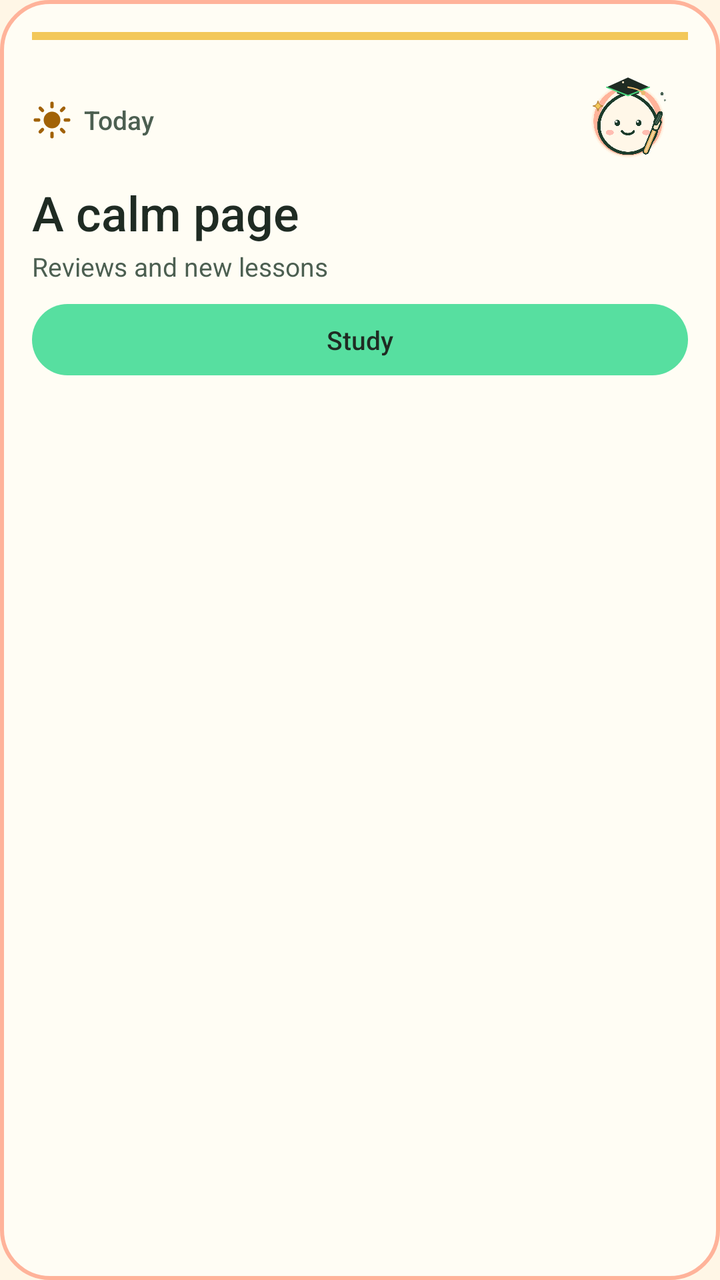
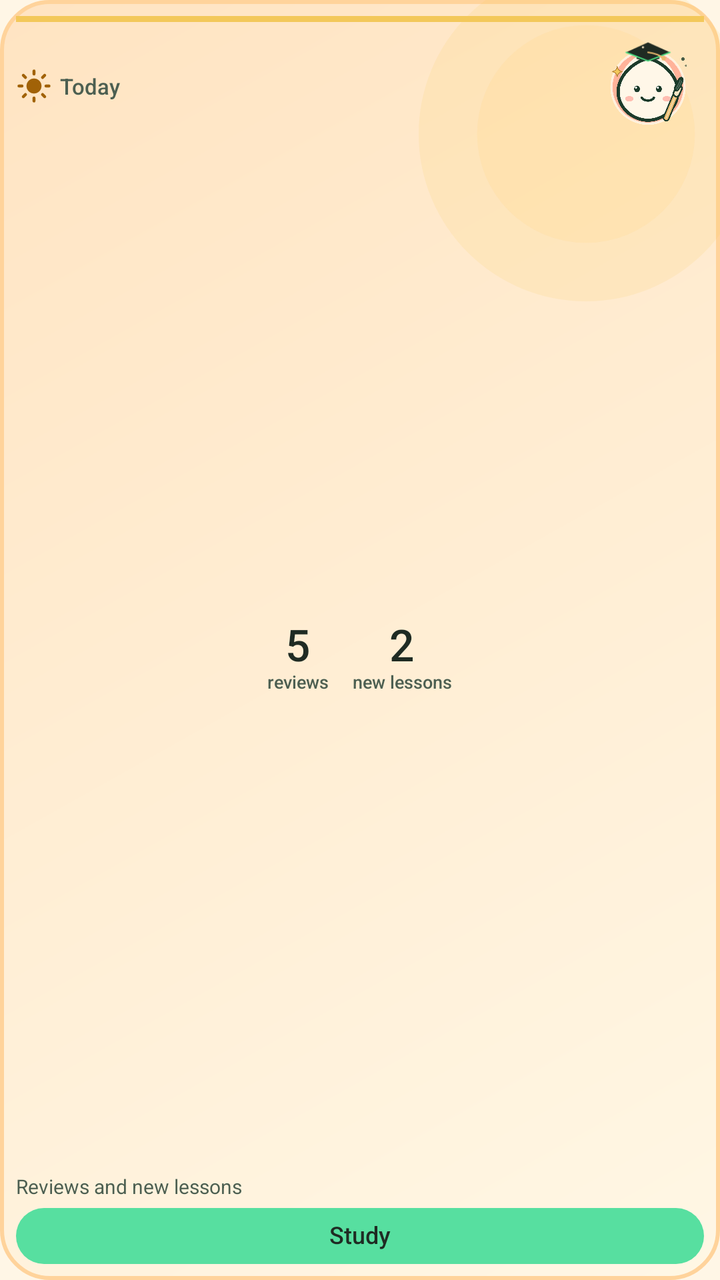

Compare the two renders of this Android layout. The source of the first and the diff that turns it into the second are given below.
<!-- AndroidManifest.xml: application theme Theme.Bihua -->
<!-- res/layout/widget_today.xml -->
<?xml version="1.0" encoding="utf-8"?>
<LinearLayout xmlns:android="http://schemas.android.com/apk/res/android"
    android:id="@+id/widget_root"
    android:layout_width="match_parent"
    android:layout_height="match_parent"
    android:background="@drawable/widget_bg"
    android:orientation="vertical"
    android:padding="16dp">

    <TextView
        android:id="@+id/widget_accent"
        android:layout_width="match_parent"
        android:layout_height="4dp"
        android:background="#F3C85A"
        android:importantForAccessibility="no" />

    <LinearLayout
        android:layout_width="match_parent"
        android:layout_height="wrap_content"
        android:gravity="center_vertical"
        android:orientation="horizontal"
        android:paddingTop="10dp">

        <ImageView
            android:id="@+id/widget_icon"
            android:layout_width="20dp"
            android:layout_height="20dp"
            android:importantForAccessibility="no"
            android:src="@drawable/ic_widget_sun" />

        <TextView
            android:id="@+id/widget_greeting"
            android:layout_width="0dp"
            android:layout_height="wrap_content"
            android:layout_marginStart="6dp"
            android:layout_weight="1"
            android:fontFamily="sans-serif-medium"
            android:text="@string/widget_today_greeting"
            android:textColor="#4C5F51"
            android:textSize="13sp" />

        <ImageView
            android:id="@+id/widget_pet"
            android:layout_width="60dp"
            android:layout_height="60dp"
            android:importantForAccessibility="no"
            android:scaleType="fitCenter"
            android:src="@drawable/widget_pet_hat" />
    </LinearLayout>

    <TextView
        android:id="@+id/widget_headline"
        android:layout_width="match_parent"
        android:layout_height="wrap_content"
        android:fontFamily="sans-serif-medium"
        android:maxLines="2"
        android:text="@string/widget_today_headline"
        android:textColor="#1F2B23"
        android:textSize="24sp" />

    <TextView
        android:id="@+id/widget_detail"
        android:layout_width="match_parent"
        android:layout_height="wrap_content"
        android:layout_marginTop="2dp"
        android:maxLines="2"
        android:text="@string/widget_today_detail"
        android:textColor="#4C5F51"
        android:textSize="13sp" />

    <TextView
        android:id="@+id/widget_action"
        android:layout_width="match_parent"
        android:layout_height="wrap_content"
        android:layout_marginTop="10dp"
        android:background="@drawable/widget_button"
        android:fontFamily="sans-serif-medium"
        android:gravity="center"
        android:paddingTop="9dp"
        android:paddingBottom="9dp"
        android:text="@string/widget_action_study"
        android:textColor="#1F2B23"
        android:textSize="13sp" />
</LinearLayout>
<!-- resources referenced by this layout -->
<resources>
  <!-- drawable ic_widget_sun (drawable) -->
  <?xml version="1.0" encoding="utf-8"?>
  <vector xmlns:android="http://schemas.android.com/apk/res/android"
      android:width="24dp"
      android:height="24dp"
      android:viewportWidth="24"
      android:viewportHeight="24">
      <path
          android:fillColor="#A16207"
          android:pathData="M12,7a5,5 0 1,0 0,10a5,5 0 1,0 0,-10z" />
      <path
          android:pathData="M12,2v2M12,20v2M2,12h2M20,12h2M4.9,4.9l1.4,1.4M17.7,17.7l1.4,1.4M19.1,4.9l-1.4,1.4M6.3,17.7l-1.4,1.4"
          android:strokeColor="#A16207"
          android:strokeLineCap="round"
          android:strokeWidth="2" />
  </vector>
  <!-- drawable widget_bg (drawable) -->
  <?xml version="1.0" encoding="utf-8"?>
  <shape xmlns:android="http://schemas.android.com/apk/res/android"
      android:shape="rectangle">
      <solid android:color="#FFFDF4" />
      <corners android:radius="24dp" />
      <stroke
          android:width="2dp"
          android:color="#FFB39A" />
  </shape>
  <!-- drawable widget_button (drawable) -->
  <?xml version="1.0" encoding="utf-8"?>
  <shape xmlns:android="http://schemas.android.com/apk/res/android"
      android:shape="rectangle">
      <solid android:color="#57DFA0" />
      <corners android:radius="18dp" />
  </shape>
  <!-- drawable widget_pet_hat (drawable) -->
  <?xml version="1.0" encoding="utf-8"?>
  <layer-list xmlns:android="http://schemas.android.com/apk/res/android">
      <item android:drawable="@drawable/ic_launcher_foreground_art" />
      <item android:drawable="@drawable/pet_hat_overlay" />
  </layer-list>
  <string name="widget_action_study" translatable="false">Study</string>
  <string name="widget_today_detail" translatable="false">Reviews and new lessons</string>
  <string name="widget_today_greeting" translatable="false">Today</string>
  <string name="widget_today_headline" translatable="false">A calm page</string>
  <style name="Theme.Bihua" parent="Theme.AppCompat.Light.NoActionBar">
          <item name="android:windowBackground">@color/splash_paper</item>
      </style>
  <color name="splash_paper">#FFFFF6E6</color>
  <!-- unchanged entries left out for length: 2 -->
</resources>

<!-- the commit's change to res/layout/widget_today.xml (unified diff, before → after) -->
@@ -3,14 +3,14 @@
     android:id="@+id/widget_root"
     android:layout_width="match_parent"
     android:layout_height="match_parent"
-    android:background="@drawable/widget_bg"
+    android:background="@drawable/widget_bg_morning"
     android:orientation="vertical"
-    android:padding="16dp">
+    android:padding="8dp">
 
     <TextView
         android:id="@+id/widget_accent"
         android:layout_width="match_parent"
-        android:layout_height="4dp"
+        android:layout_height="3dp"
         android:background="#F3C85A"
         android:importantForAccessibility="no" />
 
@@ -19,12 +19,12 @@
         android:layout_height="wrap_content"
         android:gravity="center_vertical"
         android:orientation="horizontal"
-        android:paddingTop="10dp">
+        android:paddingTop="4dp">
 
         <ImageView
             android:id="@+id/widget_icon"
-            android:layout_width="20dp"
-            android:layout_height="20dp"
+            android:layout_width="18dp"
+            android:layout_height="18dp"
             android:importantForAccessibility="no"
             android:src="@drawable/ic_widget_sun" />
 
@@ -32,53 +32,126 @@
             android:id="@+id/widget_greeting"
             android:layout_width="0dp"
             android:layout_height="wrap_content"
-            android:layout_marginStart="6dp"
+            android:layout_marginStart="4dp"
             android:layout_weight="1"
+            android:ellipsize="end"
             android:fontFamily="sans-serif-medium"
+            android:maxLines="2"
             android:text="@string/widget_today_greeting"
             android:textColor="#4C5F51"
-            android:textSize="13sp" />
+            android:textSize="11dp" />
 
         <ImageView
             android:id="@+id/widget_pet"
-            android:layout_width="60dp"
-            android:layout_height="60dp"
+            android:layout_width="56dp"
+            android:layout_height="56dp"
             android:importantForAccessibility="no"
             android:scaleType="fitCenter"
+            android:scaleX="1.10"
+            android:scaleY="1.10"
             android:src="@drawable/widget_pet_hat" />
     </LinearLayout>
 
+    <LinearLayout
+        android:id="@+id/widget_stats"
+        android:layout_width="match_parent"
+        android:layout_height="0dp"
+        android:layout_weight="1"
+        android:gravity="center"
+        android:orientation="horizontal">
+
+        <LinearLayout
+            android:id="@+id/widget_reviews_block"
+            android:layout_width="wrap_content"
+            android:layout_height="wrap_content"
+            android:gravity="center"
+            android:orientation="vertical">
+
+            <TextView
+                android:id="@+id/widget_reviews_count"
+                android:layout_width="wrap_content"
+                android:layout_height="wrap_content"
+                android:fontFamily="sans-serif-medium"
+                android:includeFontPadding="false"
+                android:text="5"
+                android:textColor="#1F2B23"
+                android:textSize="22dp" />
+
+            <TextView
+                android:id="@+id/widget_reviews_label"
+                android:layout_width="wrap_content"
+                android:layout_height="wrap_content"
+                android:fontFamily="sans-serif-medium"
+                android:includeFontPadding="false"
+                android:text="reviews"
+                android:textColor="#4C5F51"
+                android:textSize="9dp" />
+        </LinearLayout>
+
+        <LinearLayout
+            android:id="@+id/widget_lessons_block"
+            android:layout_width="wrap_content"
+            android:layout_height="wrap_content"
+            android:layout_marginStart="12dp"
+            android:gravity="center"
+            android:orientation="vertical">
+
+            <TextView
+                android:id="@+id/widget_lessons_count"
+                android:layout_width="wrap_content"
+                android:layout_height="wrap_content"
+                android:fontFamily="sans-serif-medium"
+                android:includeFontPadding="false"
+                android:text="2"
+                android:textColor="#1F2B23"
+                android:textSize="22dp" />
+
+            <TextView
+                android:id="@+id/widget_lessons_label"
+                android:layout_width="wrap_content"
+                android:layout_height="wrap_content"
+                android:fontFamily="sans-serif-medium"
+                android:includeFontPadding="false"
+                android:text="new lessons"
+                android:textColor="#4C5F51"
+                android:textSize="9dp" />
+        </LinearLayout>
+    </LinearLayout>
+
     <TextView
-        android:id="@+id/widget_headline"
+        android:id="@+id/widget_clear"
         android:layout_width="match_parent"
-        android:layout_height="wrap_content"
+        android:layout_height="0dp"
+        android:layout_weight="1"
         android:fontFamily="sans-serif-medium"
+        android:gravity="center"
         android:maxLines="2"
-        android:text="@string/widget_today_headline"
+        android:text="All clear"
         android:textColor="#1F2B23"
-        android:textSize="24sp" />
+        android:textSize="19dp"
+        android:visibility="gone" />
 
     <TextView
         android:id="@+id/widget_detail"
         android:layout_width="match_parent"
         android:layout_height="wrap_content"
-        android:layout_marginTop="2dp"
-        android:maxLines="2"
+        android:ellipsize="end"
+        android:maxLines="1"
         android:text="@string/widget_today_detail"
         android:textColor="#4C5F51"
-        android:textSize="13sp" />
+        android:textSize="10dp" />
 
     <TextView
         android:id="@+id/widget_action"
         android:layout_width="match_parent"
-        android:layout_height="wrap_content"
-        android:layout_marginTop="10dp"
+        android:layout_height="28dp"
+        android:layout_marginTop="4dp"
         android:background="@drawable/widget_button"
         android:fontFamily="sans-serif-medium"
         android:gravity="center"
-        android:paddingTop="9dp"
-        android:paddingBottom="9dp"
+        android:includeFontPadding="false"
+        android:maxLines="1"
         android:text="@string/widget_action_study"
         android:textColor="#1F2B23"
-        android:textSize="13sp" />
+        android:textSize="12dp" />
 </LinearLayout>
<!-- resource entries referenced after the edit -->
@@ -16,16 +16,29 @@
           android:strokeLineCap="round"
           android:strokeWidth="2" />
   </vector>
-  <!-- drawable widget_bg (drawable) -->
+  <!-- drawable widget_bg_morning (drawable) -->
   <?xml version="1.0" encoding="utf-8"?>
-  <shape xmlns:android="http://schemas.android.com/apk/res/android"
-      android:shape="rectangle">
-      <solid android:color="#FFFDF4" />
-      <corners android:radius="24dp" />
-      <stroke
-          android:width="2dp"
-          android:color="#FFB39A" />
-  </shape>
+  <layer-list xmlns:android="http://schemas.android.com/apk/res/android">
+      <item>
+          <shape android:shape="rectangle">
+              <gradient
+                  android:angle="315"
+                  android:endColor="#FFF7E5"
+                  android:startColor="#FFE4C2" />
+              <corners android:radius="24dp" />
+              <stroke
+                  android:width="2dp"
+                  android:color="#FFD39B" />
+          </shape>
+      </item>
+      <item
+          android:width="170dp"
+          android:height="170dp"
+          android:drawable="@drawable/widget_decor_glow_warm"
+          android:gravity="top|end"
+          android:right="-18dp"
+          android:top="-18dp" />
+  </layer-list>
   <!-- drawable widget_button (drawable) -->
   <?xml version="1.0" encoding="utf-8"?>
   <shape xmlns:android="http://schemas.android.com/apk/res/android"
@@ -42,10 +55,25 @@
   <string name="widget_action_study" translatable="false">Study</string>
   <string name="widget_today_detail" translatable="false">Reviews and new lessons</string>
   <string name="widget_today_greeting" translatable="false">Today</string>
-  <string name="widget_today_headline" translatable="false">A calm page</string>
   <style name="Theme.Bihua" parent="Theme.AppCompat.Light.NoActionBar">
           <item name="android:windowBackground">@color/splash_paper</item>
       </style>
+  <!-- drawable widget_decor_glow_warm (drawable) -->
+  <?xml version="1.0" encoding="utf-8"?>
+  <vector xmlns:android="http://schemas.android.com/apk/res/android"
+      android:width="256dp"
+      android:height="256dp"
+      android:viewportWidth="256"
+      android:viewportHeight="256">
+      <path
+          android:fillAlpha="0.14"
+          android:fillColor="#FFF3C85A"
+          android:pathData="M128,128 m-126,0 a126,126 0 1,1 252,0 a126,126 0 1,1 -252,0" />
+      <path
+          android:fillAlpha="0.22"
+          android:fillColor="#FFFFD58A"
+          android:pathData="M128,128 m-82,0 a82,82 0 1,1 164,0 a82,82 0 1,1 -164,0" />
+  </vector>
   <color name="splash_paper">#FFFFF6E6</color>
   <!-- unchanged entries left out for length: 2 -->
 </resources>
